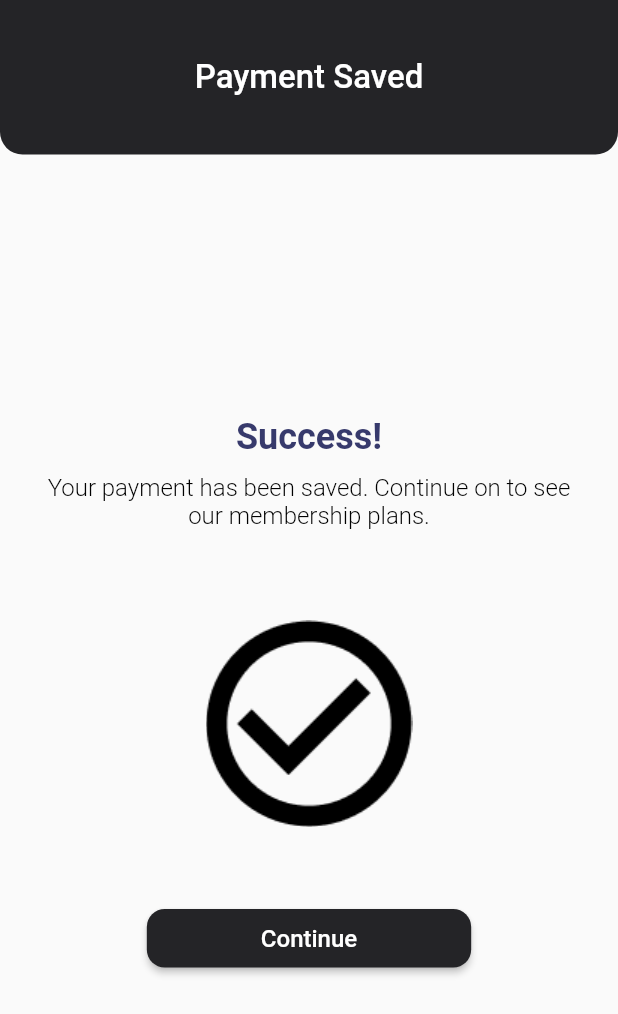
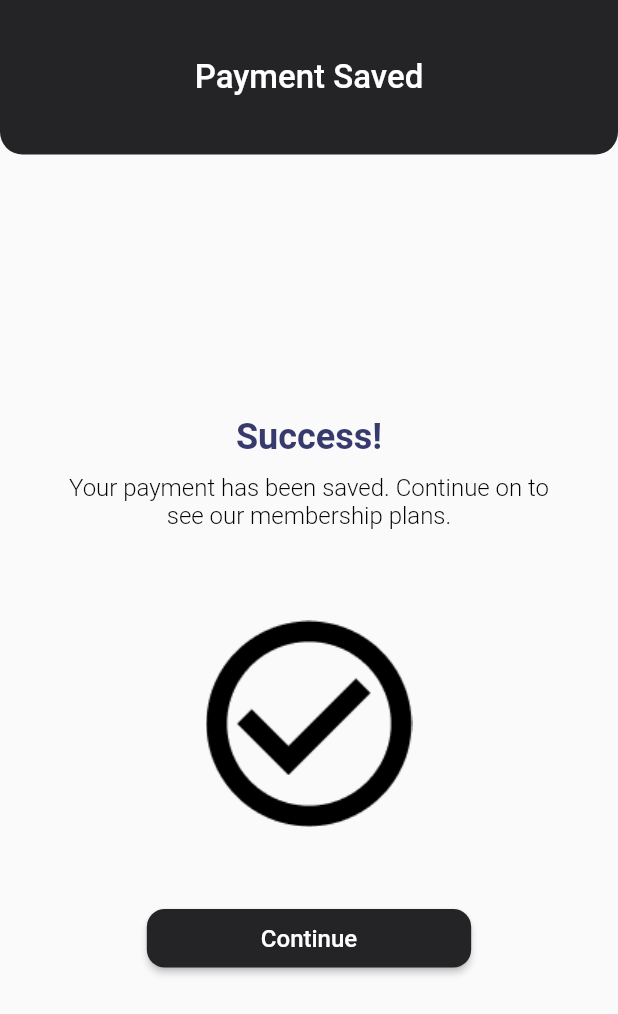
Before and after one commit to imdeadlock/project_battle_showdown-mark8, a Flutter app: the screen it shows after launch, on a phone screen of 412 x 824 dp. Shown: the top 1014 px of the screen. Run offline on Flutter 3.47's test engine with Material 2 defaults, Android fonts, the phone set to English and light mode, and no system bars; our stand-ins replace carousel_slider, smooth_page_indicator.

Commit message:
padding inside the container

```diff
--- a/lib/screens/payment_saved.dart
+++ b/lib/screens/payment_saved.dart
@@ -19,7 +19,9 @@ class paymentSaved extends StatelessWidget {
         shape: const RoundedRectangleBorder(
             borderRadius: BorderRadius.vertical(bottom: Radius.circular(15.0))),
       ),
-      body: Container(
+      body: Padding(
+        padding: const EdgeInsets.all(8.0),
+        child: Container(
           padding: EdgeInsets.all(10),
           child: Column(
             mainAxisAlignment: MainAxisAlignment.center,
@@ -77,6 +79,7 @@ class paymentSaved extends StatelessWidget {
             ],
           ),
         ),
+      ),
     );
   }
 }
```
Lines whose indentation alone changed are shown as unchanged.
